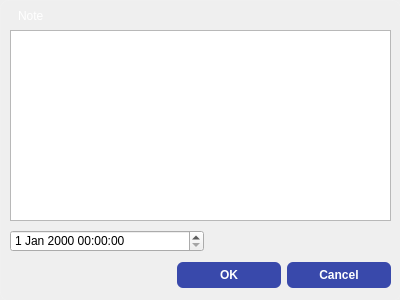
Old version of the form ui/Notes_dialog.ui in the repository Huynnamko/python-app.
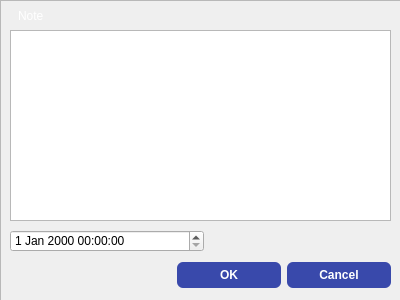
New version of the form.

```diff
--- a/ui/Notes_dialog.ui
+++ b/ui/Notes_dialog.ui
@@ -88,16 +88,12 @@
     </rect>
    </property>
    <property name="styleSheet">
-    <string notr="true">    background: qlineargradient(
-        spread:pad,
-        x1:0, y1:0,
-        x2:0, y2:1,
-        stop:0 rgba(30, 35, 85, 200),   /* Màu xanh tím nhạt hơn, alpha 200 (hơi trong suốt) */
-        stop:1 rgba(18, 22, 50, 200)    /* Màu xanh tím đậm hơn, alpha 200 */
-    );
-    border: 1px solid rgba(255, 255, 255, 20);
-    border-radius: 8px;
-    padding: 8px;</string>
+    <string notr="true">    background: qradialgradient(
+        cx:0.5, cy:0.5, radius: 0.7,
+        fx:0.5, fy:0.5,
+        stop:0 rgba(70, 70, 150, 255),  /* Màu sáng ở trung tâm */
+        stop:1 rgba(10, 10, 50, 255)    /* Màu tối ở viền */
+    );</string>
    </property>
    <property name="frameShape">
     <enum>QFrame::Shape::StyledPanel</enum>
```
Left out of the diff: 3 changed lines with no effect on the pictures.
